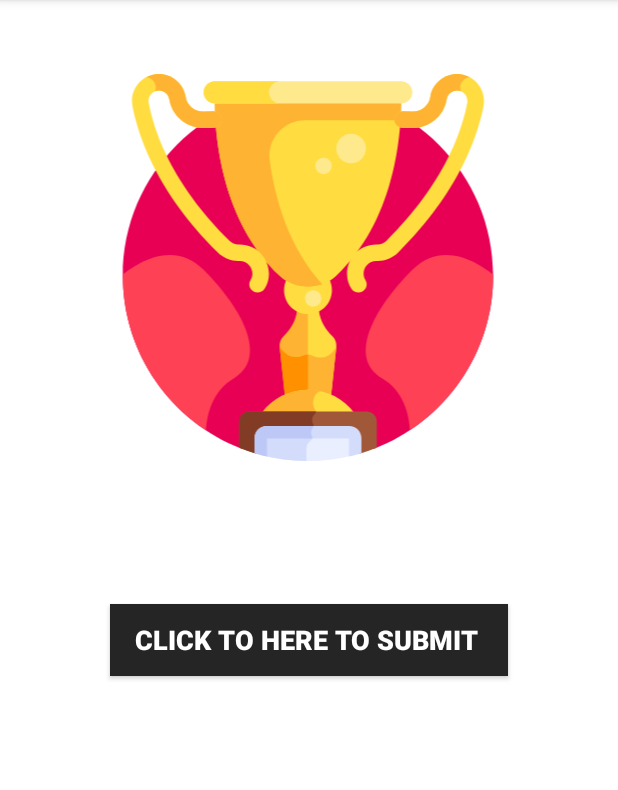
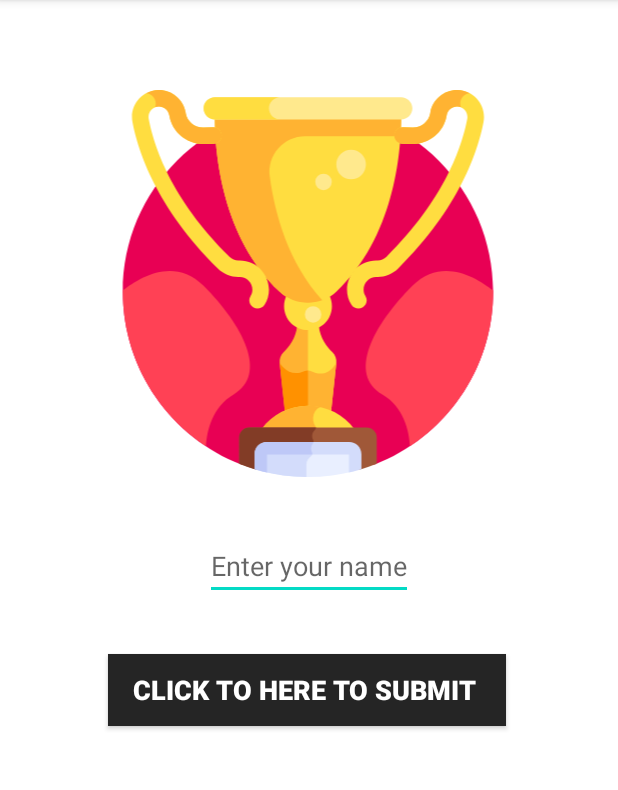
Before and after one commit to iamsh4shank/error-box, an Android app: the fragment GameWonFragment shown on its own in the app's theme, on a phone screen of 412 x 824 dp, the part 84-874 px from its top. Run offline under Robolectric (Android 15) with nearby library versions, the phone set to English and light mode, and no system bars; our stand-ins replace data binding.

Commit message:
UI change

```diff
--- a/app/src/main/java/com/example/errorbox/ui/GameWonFragment.kt
+++ b/app/src/main/java/com/example/errorbox/ui/GameWonFragment.kt
@@ -4,6 +4,7 @@ import android.os.Bundle
 import android.view.LayoutInflater
 import android.view.View
 import android.view.ViewGroup
+import android.widget.EditText
 import androidx.databinding.DataBindingUtil
 import androidx.fragment.app.Fragment
 import com.example.errorbox.R
@@ -18,6 +19,7 @@ class GameWonFragment : Fragment() {
         val binding: FragmentGameWonBinding = DataBindingUtil.inflate(
                 inflater, R.layout.fragment_game_won, container, false)
         binding.nextMatchButton.setOnClickListener{view: View->
+
             val hintAFragment = HintAFragment(context, activity)
             val rand = Random()
             val id: Int = rand.nextInt(1000)*1000
--- a/app/src/main/res/layout/fragment_game_won.xml
+++ b/app/src/main/res/layout/fragment_game_won.xml
@@ -1,19 +1,4 @@
-<?xml version="1.0" encoding="utf-8"?><!--
-  ~ Copyright 2018, The Android Open Source Project
-  ~
-  ~ Licensed under the Apache License, Version 2.0 (the "License");
-  ~ you may not use this file except in compliance with the License.
-  ~ You may obtain a copy of the License at
-  ~
-  ~     http://www.apache.org/licenses/LICENSE-2.0
-  ~
-  ~ Unless required by applicable law or agreed to in writing, software
-  ~ distributed under the License is distributed on an "AS IS" BASIS,
-  ~ WITHOUT WARRANTIES OR CONDITIONS OF ANY KIND, either express or implied.
-  ~ See the License for the specific language governing permissions and
-  ~ limitations under the License.
-  -->
-
+<?xml version="1.0" encoding="utf-8"?>
 <layout xmlns:android="http://schemas.android.com/apk/res/android"
 xmlns:app="http://schemas.android.com/apk/res-auto"
 xmlns:tools="http://schemas.android.com/tools"
@@ -25,10 +10,21 @@
     android:layout_height="match_parent"
     android:background="#ffffff">
 
+    <EditText
+        android:layout_width="wrap_content"
+        android:layout_height="wrap_content"
+        android:hint="Enter your name"
+        android:id="@+id/name_tag"
+        app:layout_constraintBottom_toTopOf="@+id/nextMatchButton"
+        app:layout_constraintEnd_toEndOf="parent"
+        app:layout_constraintStart_toStartOf="parent"
+        app:layout_constraintTop_toBottomOf="@+id/youWinImage" />
+
     <Button
         android:id="@+id/nextMatchButton"
         android:layout_width="wrap_content"
         android:layout_height="wrap_content"
+        android:layout_marginBottom="284dp"
         android:background="#252525"
         android:paddingStart="@dimen/button_padding"
         android:paddingEnd="@dimen/button_padding"
@@ -38,24 +34,21 @@
         android:textStyle="bold"
         app:layout_constraintBottom_toBottomOf="parent"
         app:layout_constraintEnd_toEndOf="parent"
-            app:layout_constraintHorizontal_bias="0.498"
-            app:layout_constraintStart_toStartOf="parent"
-            app:layout_constraintTop_toTopOf="parent"
-            app:layout_constraintVertical_bias="0.559" />
+        app:layout_constraintHorizontal_bias="0.493"
+        app:layout_constraintStart_toStartOf="parent" />
 
     <ImageView
         android:id="@+id/youWinImage"
         android:layout_width="272dp"
         android:layout_height="258dp"
         android:layout_marginStart="@dimen/horizontal_margin"
+        android:layout_marginTop="60dp"
         android:layout_marginEnd="@dimen/horizontal_margin"
         android:scaleType="fitCenter"
-            app:layout_constraintBottom_toTopOf="@+id/nextMatchButton"
         app:layout_constraintEnd_toEndOf="parent"
         app:layout_constraintHorizontal_bias="0.495"
         app:layout_constraintStart_toStartOf="parent"
         app:layout_constraintTop_toTopOf="parent"
-            app:layout_constraintVertical_bias="0.342"
         app:layout_constraintVertical_chainStyle="packed"
         app:srcCompat="@drawable/ic_trophy" />
 
```
Lines whose indentation alone changed are shown as unchanged.
